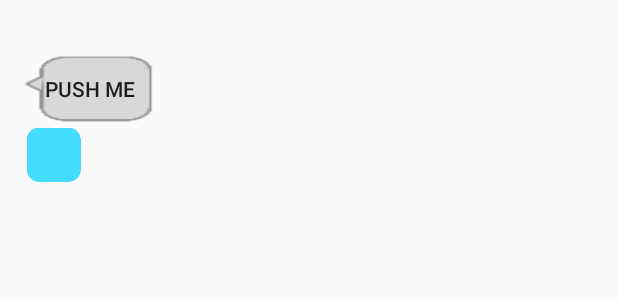
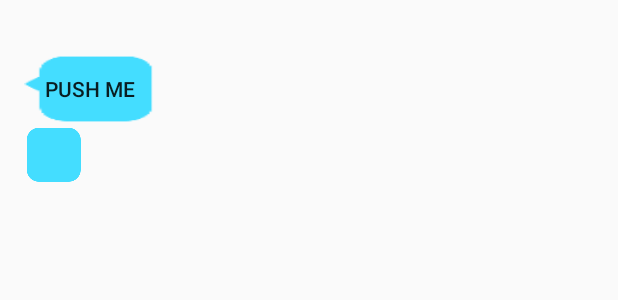
Before and after one commit to dagezi/AndroidTintTest, an Android app: the layout activity_main.xml on its own in the app's theme, with its tools: preview values and no code run, on a phone screen of 412 x 824 dp. Shown: the top 300 px of the screen. Run offline under Robolectric (Android 15) with nearby library versions, the phone set to English and light mode, and no system bars.

Commit message:
Set tint by resources.

```diff
--- a/app/src/main/java/io/github/dagezi/newresourcetest/MainActivity.java
+++ b/app/src/main/java/io/github/dagezi/newresourcetest/MainActivity.java
@@ -24,8 +24,6 @@ public class MainActivity extends AppCompatActivity {
 
         ButterKnife.bind(this);
 
-        npButton.setSupportBackgroundTintList(getResources().getColorStateList(R.color.button_colors));
-
         Drawable roundRects = DrawableCompat.wrap(getResources().getDrawable(R.drawable.round_rect));
         DrawableCompat.setTintList(roundRects, getResources().getColorStateList(R.color.button_colors));
         iButton.setImageDrawable(roundRects);
--- a/app/src/main/res/layout/activity_main.xml
+++ b/app/src/main/res/layout/activity_main.xml
@@ -18,6 +18,7 @@
 
     <android.support.v7.widget.AppCompatButton
         android:id="@+id/npButton"
+        app:backgroundTint="@color/button_colors"
         android:background="@drawable/balloon"
         android:onClick="disableIButton"
         android:text="push me"
```
